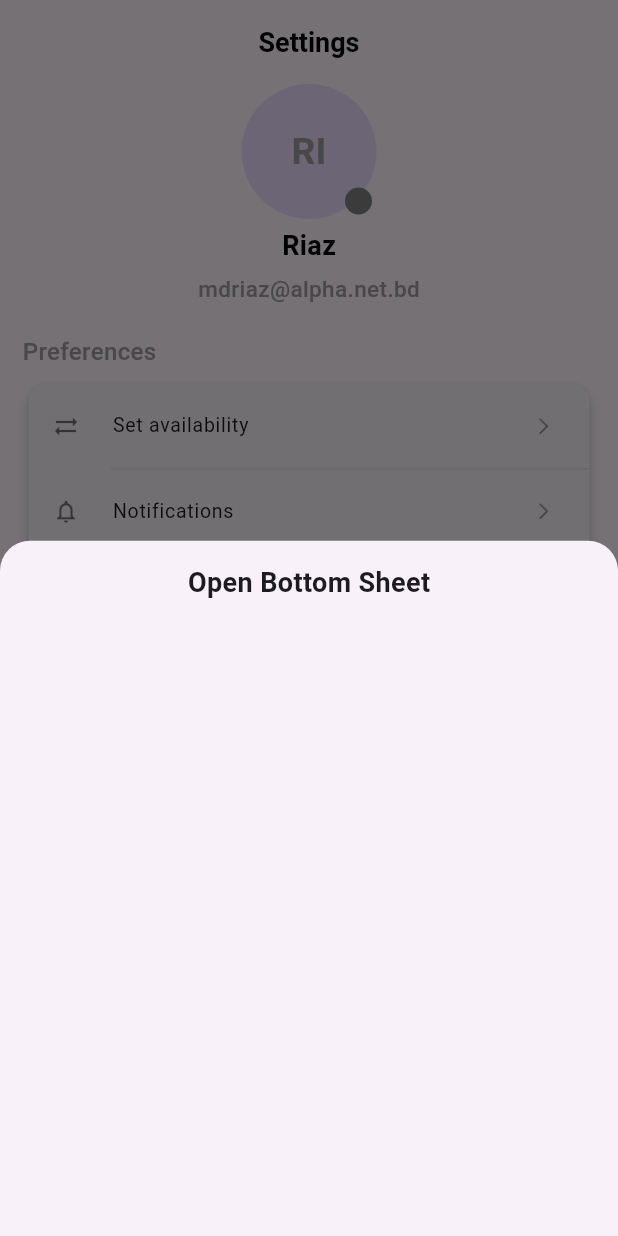
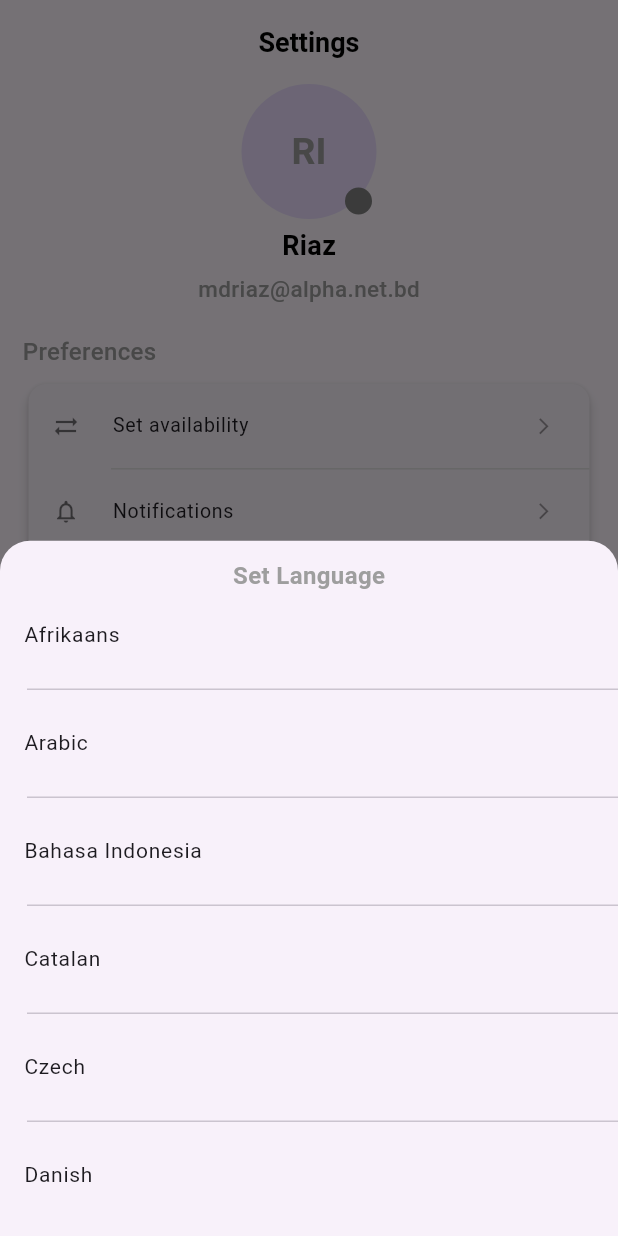
Before and after one commit to Shahin4292/Messaging-App, a Flutter app: the screen it shows after launch, item 3 of the bottom bar chosen, after a tap on "Change Language", on a phone screen of 412 x 824 dp. Run offline on Flutter 3.47's test engine with Material 3 defaults, Android fonts, the phone set to English and light mode, and no system bars; our stand-ins replace flutter_svg, get.

Commit message:
add language selected

```diff
--- a/lib/view/settings/settings_view.dart
+++ b/lib/view/settings/settings_view.dart
@@ -11,6 +11,131 @@ class SettingsView extends StatefulWidget {
 
 class _SettingsViewState extends State<SettingsView> {
   int? selectedTileIndex;
+  String selectedLanguage = "English";
+  void _showLanguageBottomSheet(BuildContext context) {
+    List<String> languages = [
+      "Afrikaans",
+      "Arabic",
+      "Bahasa Indonesia",
+      "Catalan",
+      "Czech",
+      "Danish",
+      "German",
+      "English",
+      "Greek",
+      "Spanish",
+      "Farsi"
+    ];
+
+    showModalBottomSheet(
+      context: context,
+      shape: RoundedRectangleBorder(
+        borderRadius: BorderRadius.vertical(top: Radius.circular(20)),
+      ),
+      builder: (BuildContext context) {
+        return Container(
+          padding: EdgeInsets.symmetric(vertical: 12),
+          child: Column(
+            mainAxisSize: MainAxisSize.min,
+            children: [
+              Text(
+                "Set Language",
+                style: TextStyle(fontSize: 16, fontWeight: FontWeight.w600,color: Colors.grey),
+              ),
+              Expanded(
+                child: ListView.builder(
+                  itemCount: languages.length,
+                  itemBuilder: (context, index) {
+                    return Column(
+                      children: [
+                        ListTile(
+                          title: Text(
+                            languages[index],
+                            style: TextStyle(fontSize: 14),
+                          ),
+                          trailing: selectedLanguage == languages[index]
+                              ? Icon(Icons.check, color: Colors.blue, size: 18)
+                              : null,
+                          onTap: () {
+                            setState(() {
+                              selectedLanguage = languages[index];
+                            });
+                            Navigator.pop(context); // Close BottomSheet
+                          },
+                        ),
+                        if (index < languages.length - 1) Padding(
+                          padding: const EdgeInsets.only(left: 18),
+                          child: Divider(),
+                        ),
+                      ],
+                    );
+                  },
+                ),
+              ),
+            ],
+          ),
+        );
+      },
+    );
+  }
+
+  // void _showLanguageBottomSheet(BuildContext context) {
+  //   List<String> languages = [
+  //     "Afrikaans",
+  //     "Arabic",
+  //     "Bahasa Indonesia",
+  //     "Catalan",
+  //     "Czech",
+  //     "Danish",
+  //     "German",
+  //     "English",
+  //     "Greek",
+  //     "Spanish",
+  //     "Farsi"
+  //   ];
+  //
+  //   showModalBottomSheet(
+  //     context: context,
+  //     shape: RoundedRectangleBorder(
+  //       borderRadius: BorderRadius.vertical(top: Radius.circular(20)),
+  //     ),
+  //     builder: (BuildContext context) {
+  //       return Column(
+  //         // mainAxisSize: MainAxisSize.min,
+  //         children: [
+  //           Text(
+  //             "Set Language",
+  //             style: TextStyle(fontSize: 18, fontWeight: FontWeight.bold,color: Colors.grey),
+  //           ),
+  //           Expanded(
+  //             child: ListView.builder(
+  //               itemCount: languages.length,
+  //               itemBuilder: (context, index) {
+  //                 return Column(
+  //                   children: [
+  //                     ListTile(
+  //                       title: Text(languages[index],style: TextStyle(fontSize: 14),),
+  //                       trailing: selectedLanguage == languages[index]
+  //                           ? Icon(Icons.check, color: Colors.blue)
+  //                           : null,
+  //                       onTap: () {
+  //                         setState(() {
+  //                           selectedLanguage = languages[index];
+  //                         });
+  //                         Navigator.pop(context);
+  //                       },
+  //                     ),
+  //                     // if (index < languages.length - 1) Divider(),
+  //                   ],
+  //                 );
+  //               },
+  //             ),
+  //           ),
+  //         ],
+  //       );
+  //     },
+  //   );
+  // }
 
   void _showBottomSheet(BuildContext context) {
     showModalBottomSheet(
@@ -388,7 +513,7 @@ class _SettingsViewState extends State<SettingsView> {
                           CustomCard(
                               text: 'Change Language',
                               icon: Icons.language,
-                              onPressed: () => _showBottomSheet(context),
+                              onPressed: () => _showLanguageBottomSheet(context),
                               icons: Icons.arrow_forward_ios
                           ),
                           CustomDivider(),
```
